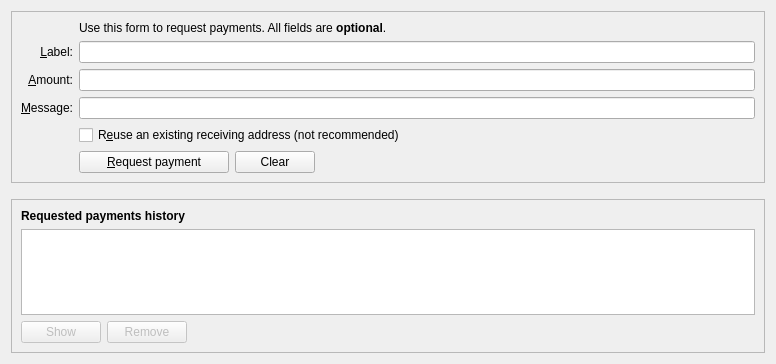
The window that src/qt/forms/receivecoinsdialog.ui (stakecube/stakecubecoin-archive) describes before a commit, drawn with Qt 5.
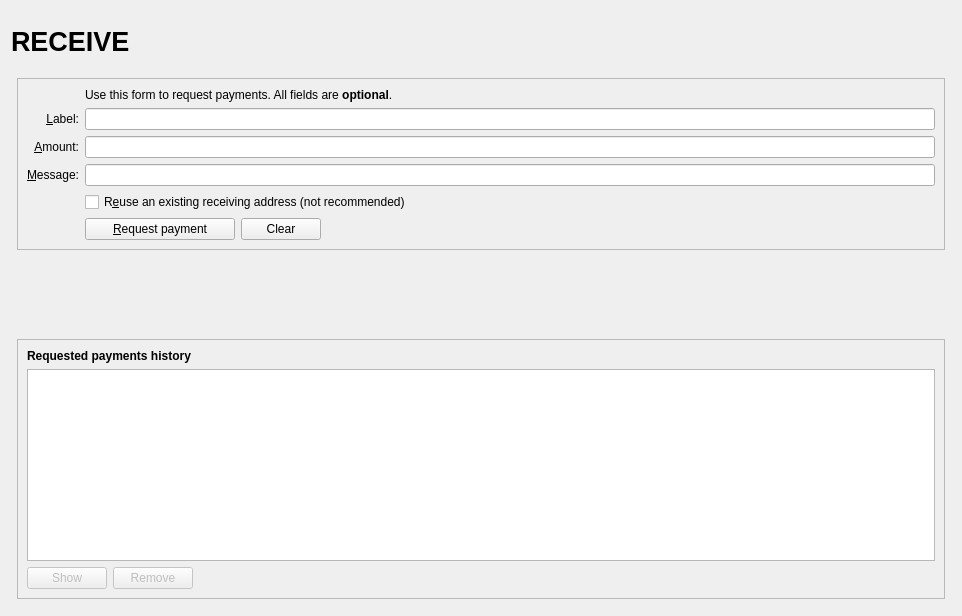
The same window after the commit. Icons and pictures are not drawn. Custom widgets are drawn as their Qt base class.

```diff
--- a/src/qt/forms/receivecoinsdialog.ui
+++ b/src/qt/forms/receivecoinsdialog.ui
@@ -6,11 +6,119 @@
    <rect>
     <x>0</x>
     <y>0</y>
-    <width>776</width>
-    <height>364</height>
+    <width>962</width>
+    <height>616</height>
    </rect>
   </property>
-  <layout class="QVBoxLayout" name="verticalLayout" stretch="0,0,1">
+  <layout class="QVBoxLayout" name="verticalLayout" stretch="0">
+   <item>
+    <layout class="QVBoxLayout" name="verticalLayout_Master" stretch="0,1">
+     <property name="spacing">
+      <number>0</number>
+     </property>
+     <item>
+      <widget class="QFrame" name="frame_Header">
+       <layout class="QVBoxLayout" name="verticalLayout_8">
+        <property name="leftMargin">
+         <number>0</number>
+        </property>
+        <property name="topMargin">
+         <number>0</number>
+        </property>
+        <property name="rightMargin">
+         <number>0</number>
+        </property>
+        <property name="bottomMargin">
+         <number>0</number>
+        </property>
+        <item>
+         <layout class="QHBoxLayout" name="horizontalLayout_Header" stretch="1,0,1">
+          <item>
+           <widget class="QLabel" name="labelOverviewHeaderLeft">
+            <property name="minimumSize">
+             <size>
+              <width>464</width>
+              <height>60</height>
+             </size>
+            </property>
+            <property name="maximumSize">
+             <size>
+              <width>16777215</width>
+              <height>60</height>
+             </size>
+            </property>
+            <property name="font">
+             <font>
+              <pointsize>20</pointsize>
+              <weight>75</weight>
+              <bold>true</bold>
+             </font>
+            </property>
+            <property name="text">
+             <string>RECEIVE</string>
+            </property>
+           </widget>
+          </item>
+          <item>
+           <spacer name="horizontalSpacer_3">
+            <property name="orientation">
+             <enum>Qt::Horizontal</enum>
+            </property>
+            <property name="sizeHint" stdset="0">
+             <size>
+              <width>40</width>
+              <height>20</height>
+             </size>
+            </property>
+           </spacer>
+          </item>
+          <item>
+           <widget class="QLabel" name="labelOverviewHeaderRight">
+            <property name="minimumSize">
+             <size>
+              <width>464</width>
+              <height>61</height>
+             </size>
+            </property>
+            <property name="maximumSize">
+             <size>
+              <width>16777215</width>
+              <height>61</height>
+             </size>
+            </property>
+            <property name="font">
+             <font>
+              <pointsize>14</pointsize>
+             </font>
+            </property>
+            <property name="text">
+             <string/>
+            </property>
+            <property name="alignment">
+             <set>Qt::AlignRight|Qt::AlignTrailing|Qt::AlignVCenter</set>
+            </property>
+           </widget>
+          </item>
+         </layout>
+        </item>
+       </layout>
+      </widget>
+     </item>
+     <item>
+      <widget class="QFrame" name="frame_BG">
+       <layout class="QVBoxLayout" name="verticalLayout_5">
+        <property name="leftMargin">
+         <number>6</number>
+        </property>
+        <property name="topMargin">
+         <number>6</number>
+        </property>
+        <property name="rightMargin">
+         <number>6</number>
+        </property>
+        <property name="bottomMargin">
+         <number>6</number>
+        </property>
    <item>
     <widget class="QFrame" name="frame2">
      <property name="sizePolicy">
@@ -31,11 +139,23 @@
         <item row="7" column="2">
          <widget class="QCheckBox" name="reuseAddress">
           <property name="toolTip">
-           <string>Reuse one of the previously used receiving addresses.&lt;br&gt;Reusing addresses has security and privacy issues.&lt;br&gt;Do not use this unless re-generating a payment request made before.</string>
+                <string>&lt;html&gt;&lt;head/&gt;&lt;body&gt;&lt;p&gt;Reuse one of the previously used receiving addresses.&lt;br/&gt;Reusing addresses has security and privacy issues.&lt;br/&gt;Do not use this unless re-generating a payment request made before.&lt;/p&gt;&lt;/body&gt;&lt;/html&gt;</string>
+               </property>
+               <property name="autoFillBackground">
+                <bool>false</bool>
+               </property>
+               <property name="styleSheet">
+                <string notr="true"/>
           </property>
           <property name="text">
            <string>R&amp;euse an existing receiving address (not recommended)</string>
           </property>
+               <property name="checkable">
+                <bool>true</bool>
+               </property>
+               <property name="checked">
+                <bool>false</bool>
+               </property>
          </widget>
         </item>
         <item row="7" column="0">
@@ -346,6 +466,11 @@
       </item>
      </layout>
     </widget>
+        </item>
+       </layout>
+      </widget>
+     </item>
+    </layout>
    </item>
   </layout>
  </widget>
```
Lines whose indentation alone changed are shown as unchanged.
